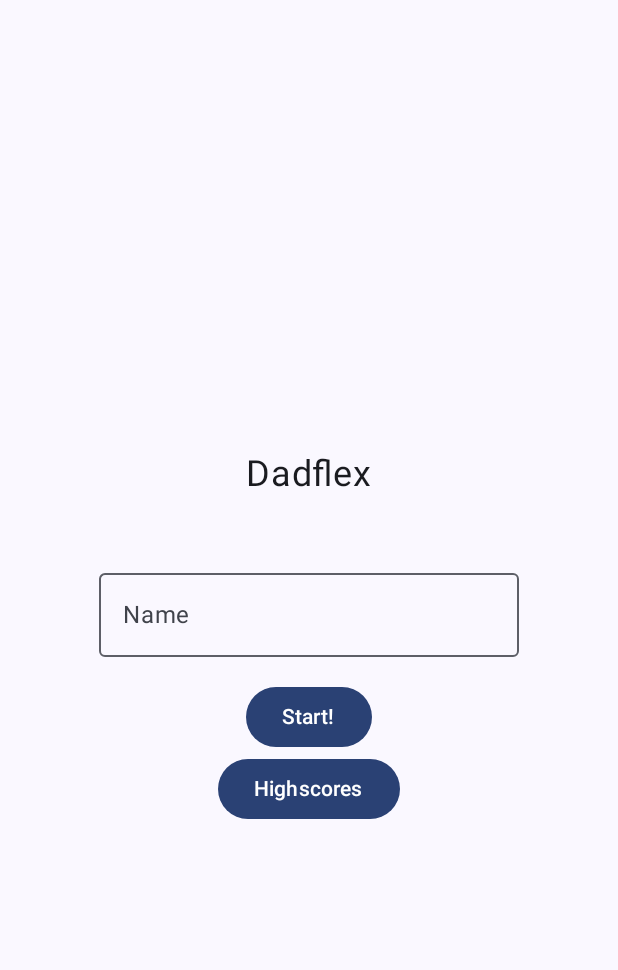
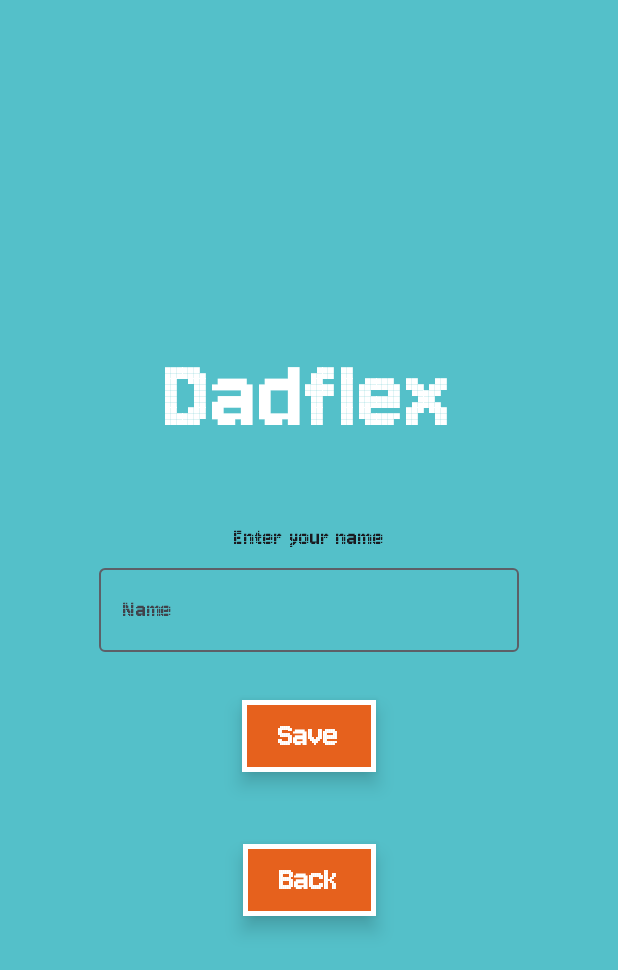
Before and after one commit to fredrikzkl/dadflex, an Android app built with Jetpack Compose: the screen it shows after launch (MainActivity), on a phone screen of 412 x 824 dp. Shown: the top 970 px of the screen. Run offline under Robolectric (Android 15) with nearby library versions, the phone set to English and light mode, and no system bars.

Commit message:
💄 Fixed UI, and some other things

```diff
--- /dev/null
+++ b/app/src/main/java/com/example/dadflex/component/DadButton.kt
@@ -0,0 +1,61 @@
+package com.example.dadflex.component
+
+import androidx.compose.foundation.border
+import androidx.compose.foundation.layout.Arrangement
+import androidx.compose.foundation.layout.Column
+import androidx.compose.foundation.layout.fillMaxWidth
+import androidx.compose.foundation.layout.padding
+import androidx.compose.material3.Button
+import androidx.compose.material3.ButtonDefaults
+import androidx.compose.material3.Text
+import androidx.compose.runtime.Composable
+import androidx.compose.ui.Alignment
+import androidx.compose.ui.Modifier
+import androidx.compose.ui.draw.shadow
+import androidx.compose.ui.graphics.Color
+import androidx.compose.ui.graphics.RectangleShape
+import androidx.compose.ui.tooling.preview.Preview
+import androidx.compose.ui.unit.dp
+import androidx.compose.ui.unit.sp
+import com.example.dadflex.ui.theme.DadPrimary
+import com.example.dadflex.ui.theme.DadflexTheme
+import com.example.dadflex.ui.theme.jerseyFontFamily
+
+@Composable
+fun DadButton(
+    modifier: Modifier = Modifier,
+    onButtonClick: () -> Unit = {},
+    buttonLabel: String? = null,
+) {
+    Column(
+        modifier = modifier
+            .fillMaxWidth()
+            .padding(16.dp),
+        horizontalAlignment = Alignment.CenterHorizontally,
+        verticalArrangement = Arrangement.spacedBy(12.dp),
+    ) {
+        Button(
+            shape = RectangleShape,
+            modifier = Modifier
+                .border(3.dp, Color.White)
+                .shadow(8.dp),
+            colors = ButtonDefaults.buttonColors(DadPrimary),
+            onClick = onButtonClick
+
+        ) {
+            Text(
+                text = buttonLabel?: "",
+                fontFamily = jerseyFontFamily,
+                fontSize = 24.sp,
+            )
+        }
+    }
+}
+
+@Preview(showBackground = true)
+@Composable
+fun DadButtonPreview() {
+    DadflexTheme {
+        DadButton(buttonLabel = "Play")
+    }
+}
--- /dev/null
+++ b/app/src/main/java/com/example/dadflex/component/DadflexHeader.kt
@@ -0,0 +1,39 @@
+package com.example.dadflex.component
+
+import androidx.compose.foundation.border
+import androidx.compose.foundation.layout.padding
+import androidx.compose.material3.Text
+import androidx.compose.runtime.Composable
+import androidx.compose.ui.Modifier
+import androidx.compose.ui.draw.drawBehind
+import androidx.compose.ui.graphics.Color
+import android.graphics.Paint
+import androidx.compose.material3.OutlinedTextField
+import androidx.compose.ui.graphics.drawscope.Stroke
+import androidx.compose.ui.graphics.drawscope.drawIntoCanvas
+import androidx.compose.ui.graphics.nativeCanvas
+import androidx.compose.ui.text.TextStyle
+import androidx.compose.ui.tooling.preview.Preview
+import androidx.compose.ui.unit.dp
+import androidx.compose.ui.unit.sp
+import com.example.dadflex.ui.theme.DadflexTheme
+
+@Composable
+fun DadflexHeader(){
+    Text(
+        text = "Dadflex",
+        modifier = Modifier
+            .padding(28.dp),
+        fontSize = 72.sp,
+        color = Color.White,
+    )
+
+}
+
+@Preview(showBackground = true)
+@Composable
+fun DadHeaderPreview() {
+    DadflexTheme {
+        DadflexHeader()
+    }
+}
--- /dev/null
+++ b/app/src/main/java/com/example/dadflex/component/NameInput.kt
@@ -0,0 +1,65 @@
+package com.example.dadflex.component
+
+import androidx.compose.foundation.layout.Column
+import androidx.compose.foundation.layout.padding
+import androidx.compose.material3.Button
+import androidx.compose.material3.OutlinedTextField
+import androidx.compose.material3.Text
+import androidx.compose.runtime.Composable
+import androidx.compose.runtime.getValue
+import androidx.compose.runtime.mutableStateOf
+import androidx.compose.runtime.remember
+import androidx.compose.runtime.setValue
+import androidx.compose.ui.Alignment
+import androidx.compose.ui.Modifier
+import androidx.compose.ui.platform.LocalContext
+import androidx.compose.ui.tooling.preview.Preview
+import androidx.compose.ui.unit.dp
+import androidx.navigation.NavController
+import com.example.dadflex.navigation.Screen
+import com.example.dadflex.preferences.PreferencesHelper
+import com.example.dadflex.ui.theme.DadflexTheme
+
+@Composable
+fun NameInput(
+    navController: NavController
+) {
+    val context = LocalContext.current
+
+    var name by remember {
+        mutableStateOf("")
+    }
+
+    Column (modifier = Modifier
+        .padding(16.dp),
+        horizontalAlignment = Alignment.CenterHorizontally
+
+    ){
+        Text("Enter your name")
+        OutlinedTextField(
+            value = name,
+            onValueChange = {text ->
+                name = text
+            },
+            label = { Text("Name") }
+        )
+        DadButton(
+            modifier = Modifier.padding(top = 16.dp),
+            onButtonClick = {
+                if (name.isNotEmpty()) {
+                    PreferencesHelper.saveName(context, name);
+                    navController.navigate(Screen.MenuScreen.route)
+                }
+            },
+            buttonLabel = "Save"
+        )
+    }
+}
+
+@Preview(showBackground = true)
+@Composable
+fun NameInputPreview() {
+    DadflexTheme {
+        NameInput(navController = NavController(LocalContext.current))
+    }
+}
--- a/app/src/main/java/com/example/dadflex/menuscreen/MenuScreen.kt
+++ b/app/src/main/java/com/example/dadflex/menuscreen/MenuScreen.kt
@@ -1,28 +1,21 @@
 package com.example.dadflex.menuscreen
 
+import androidx.compose.foundation.background
 import androidx.compose.foundation.layout.Arrangement
 import androidx.compose.foundation.layout.Column
-import androidx.compose.foundation.layout.Row
-import androidx.compose.foundation.layout.fillMaxHeight
 import androidx.compose.foundation.layout.fillMaxSize
-import androidx.compose.foundation.layout.fillMaxWidth
-import androidx.compose.foundation.layout.padding
 import androidx.compose.material3.Button
-import androidx.compose.material3.OutlinedTextField
 import androidx.compose.material3.Text
 import androidx.compose.runtime.Composable
-import androidx.compose.runtime.getValue
-import androidx.compose.runtime.mutableStateOf
-import androidx.compose.runtime.remember
-import androidx.compose.runtime.setValue
 import androidx.compose.ui.Alignment
 import androidx.compose.ui.Modifier
 import androidx.compose.ui.tooling.preview.Preview
-import androidx.compose.ui.unit.dp
-import androidx.compose.ui.unit.sp
 import androidx.navigation.NavController
 import androidx.navigation.compose.rememberNavController
+import com.example.dadflex.component.DadButton
+import com.example.dadflex.component.DadflexHeader
 import com.example.dadflex.navigation.Screen
+import com.example.dadflex.ui.theme.DadBlue
 import com.example.dadflex.ui.theme.DadflexTheme
 
 @Composable
@@ -30,65 +23,50 @@ fun MenuScreen(
     modifier: Modifier,
     navController: NavController
 ){
-    var name by remember {
-        mutableStateOf("")
-    }
-
     Column (
         modifier = modifier
-            .fillMaxSize(),
+            .fillMaxSize()
+            .background(DadBlue),
         verticalArrangement = Arrangement.Center,
         horizontalAlignment = Alignment.CenterHorizontally
+
     ) {
-        Header()
-        NameInput(modifier, navController)
+        DadflexHeader()
+        Menu(modifier, navController)
     }
 }
 
-@Composable
-fun Header(){
-        Text(
-            modifier = Modifier.padding(28.dp),
-            text = "Dadflex",
-            fontSize = 24.sp
-        )
-}
+
 
 @Composable
-fun NameInput(modifier : Modifier, navController: NavController){
-    var name by remember {
-        mutableStateOf("")
-    }
+fun Menu(modifier : Modifier, navController: NavController){
     Column (
         modifier = modifier,
         horizontalAlignment = Alignment.CenterHorizontally
     )
     {
-        OutlinedTextField(
-            modifier = Modifier.padding(16.dp),
-            value = name,
-            onValueChange = {text ->
-                name = text
+        DadButton(
+            modifier = modifier,
+            onButtonClick = {
+                navController.navigate(Screen.GameScreen.route)
             },
-            label = { Text("Name") }
+            buttonLabel = "Play"
         )
-        Button(
+        DadButton(
             modifier = modifier,
-            onClick = {
-                name = "Start!"
-                navController.navigate(Screen.GameScreen.route)
-            }
-        ){
-            Text("Start!")
-        }
-        Button(
+            onButtonClick = {
+                navController.navigate(Screen.HighscoreScreen.route)
+            },
+            buttonLabel = "Highscores"
+
+        )
+        DadButton(
             modifier = modifier,
-            onClick = {
-                navController.navigate(Screen.HighscoreScreen.route)
-            }
-        ){
-            Text("Highscores")
-        }
+            onButtonClick = {
+                navController.navigate(Screen.OptionsScreen.route)
+            },
+            buttonLabel = "Options"
+        )
     }
 }
 
--- a/app/src/main/java/com/example/dadflex/navigation/Navigation.kt
+++ b/app/src/main/java/com/example/dadflex/navigation/Navigation.kt
@@ -2,21 +2,26 @@ package com.example.dadflex.navigation
 
 import androidx.compose.runtime.Composable
 import androidx.compose.ui.Modifier
+import androidx.compose.ui.platform.LocalContext
 import androidx.navigation.compose.NavHost
 import androidx.navigation.compose.composable
 import androidx.navigation.compose.rememberNavController
 import com.example.dadflex.gamescreen.GameScreen
 import com.example.dadflex.highscorescreen.HighscoreScreen
 import com.example.dadflex.menuscreen.MenuScreen
+import com.example.dadflex.optionsscreen.OptionsScreen
+import com.example.dadflex.preferences.PreferencesHelper
 
 @Composable
 fun Navigation(
     modifier: Modifier = Modifier
 ) {
     val navController = rememberNavController()
+    val context = LocalContext.current
+    val name = PreferencesHelper.getName(context)
     NavHost(
         navController = navController,
-        startDestination = Screen.MenuScreen.route,
+        startDestination = if (name.isNullOrEmpty()) Screen.OptionsScreen.route else Screen.MenuScreen.route,
     ) {
         composable(Screen.MenuScreen.route) {
             MenuScreen(
@@ -36,6 +41,12 @@ fun Navigation(
                 modifier = modifier
             )
         }
+        composable(Screen.OptionsScreen.route) {
+            OptionsScreen(
+                navController = navController,
+                modifier = modifier
+            )
+        }
 
     }
 }
--- a/app/src/main/java/com/example/dadflex/navigation/Screen.java
+++ b/app/src/main/java/com/example/dadflex/navigation/Screen.java
@@ -10,4 +10,5 @@ public abstract class Screen {
     public static final Screen MenuScreen = new Screen("menu_screen") {};
     public static final Screen GameScreen = new Screen("game_screen") {};
     public static final Screen HighscoreScreen = new Screen("highscore_screen") {};
+    public static final Screen OptionsScreen = new Screen("options_screen") {};
 }
--- /dev/null
+++ b/app/src/main/java/com/example/dadflex/optionsscreen/OptionsScreen.kt
@@ -0,0 +1,42 @@
+package com.example.dadflex.optionsscreen
+
+import androidx.compose.foundation.background
+import androidx.compose.foundation.layout.Arrangement
+import androidx.compose.foundation.layout.Column
+import androidx.compose.foundation.layout.fillMaxSize
+import androidx.compose.runtime.Composable
+import androidx.compose.ui.Alignment
+import androidx.compose.ui.Modifier
+import androidx.navigation.NavController
+import com.example.dadflex.component.DadButton
+import com.example.dadflex.component.DadflexHeader
+import com.example.dadflex.component.NameInput
+import com.example.dadflex.ui.theme.DadBlue
+
+@Composable
+fun OptionsScreen(
+    modifier: Modifier,
+    navController: NavController
+){
+    Column (
+        modifier = modifier
+            .fillMaxSize()
+            .background(DadBlue),
+        verticalArrangement = Arrangement.Center,
+        horizontalAlignment = Alignment.CenterHorizontally
+
+    ) {
+        DadflexHeader()
+        NameInput(navController)
+        if(navController.currentBackStackEntry != null){
+            DadButton(
+                modifier = modifier,
+                onButtonClick = {
+                    navController.navigateUp()
+                },
+                buttonLabel = "Back"
+            )
+        }
+
+    }
+}
--- a/app/src/main/java/com/example/dadflex/ui/theme/Color.kt
+++ b/app/src/main/java/com/example/dadflex/ui/theme/Color.kt
@@ -9,3 +9,10 @@ val Pink80 = Color(0xFFEFB8C8)
 val Purple40 = Color(0xFF6650a4)
 val PurpleGrey40 = Color(0xFF625b71)
 val Pink40 = Color(0xFF7D5260)
+
+var DadGreen = Color(0xFF64e075)
+var DadYellow = Color(0xFFded798)
+var DadRed = Color(0xFFfc2c21)
+var DadBlue = Color(0xFF54c0c9)
+
+var DadPrimary = Color(0xFFe6611d)
--- a/app/src/main/java/com/example/dadflex/ui/theme/Theme.kt
+++ b/app/src/main/java/com/example/dadflex/ui/theme/Theme.kt
@@ -52,7 +52,7 @@ fun DadflexTheme(
 
     MaterialTheme(
         colorScheme = colorScheme,
-        typography = Typography,
+        typography = DadTypography,
         content = content
     )
 }
--- a/app/src/main/java/com/example/dadflex/ui/theme/Type.kt
+++ b/app/src/main/java/com/example/dadflex/ui/theme/Type.kt
@@ -2,9 +2,11 @@ package com.example.dadflex.ui.theme
 
 import androidx.compose.material3.Typography
 import androidx.compose.ui.text.TextStyle
+import androidx.compose.ui.text.font.Font
 import androidx.compose.ui.text.font.FontFamily
 import androidx.compose.ui.text.font.FontWeight
 import androidx.compose.ui.unit.sp
+import com.example.dadflex.R
 
 // Set of Material typography styles to start with
 val Typography = Typography(
@@ -32,3 +34,18 @@ val Typography = Typography(
     )
     */
 )
+
+val jerseyFontFamily = FontFamily(
+    Font(R.font.jersey10_regular, FontWeight.Normal)
+)
+
+// Set of Material typography styles to start with
+val DadTypography = Typography(
+    bodyLarge = TextStyle(
+        fontFamily = jerseyFontFamily,
+        fontWeight = FontWeight.Normal,
+        fontSize = 16.sp,
+        lineHeight = 24.sp,
+        letterSpacing = 0.5.sp
+    )
+)
```
Also changed, not shown: app/src/main/java/com/example/dadflex/component/BlinkingText.kt (added, +41 -0 lines), app/src/main/java/com/example/dadflex/gamescreen/GameScreen.kt (+24 -35 lines), app/src/main/java/com/example/dadflex/gamescreen/GameState.kt (+7 -4 lines), app/src/main/java/com/example/dadflex/highscorescreen/HighscoreScreen.kt (+43 -17 lines), app/src/main/res/font/jersey10_regular.ttf (added), app/src/main/res/font/pixeled.ttf (added), 1 other file.
